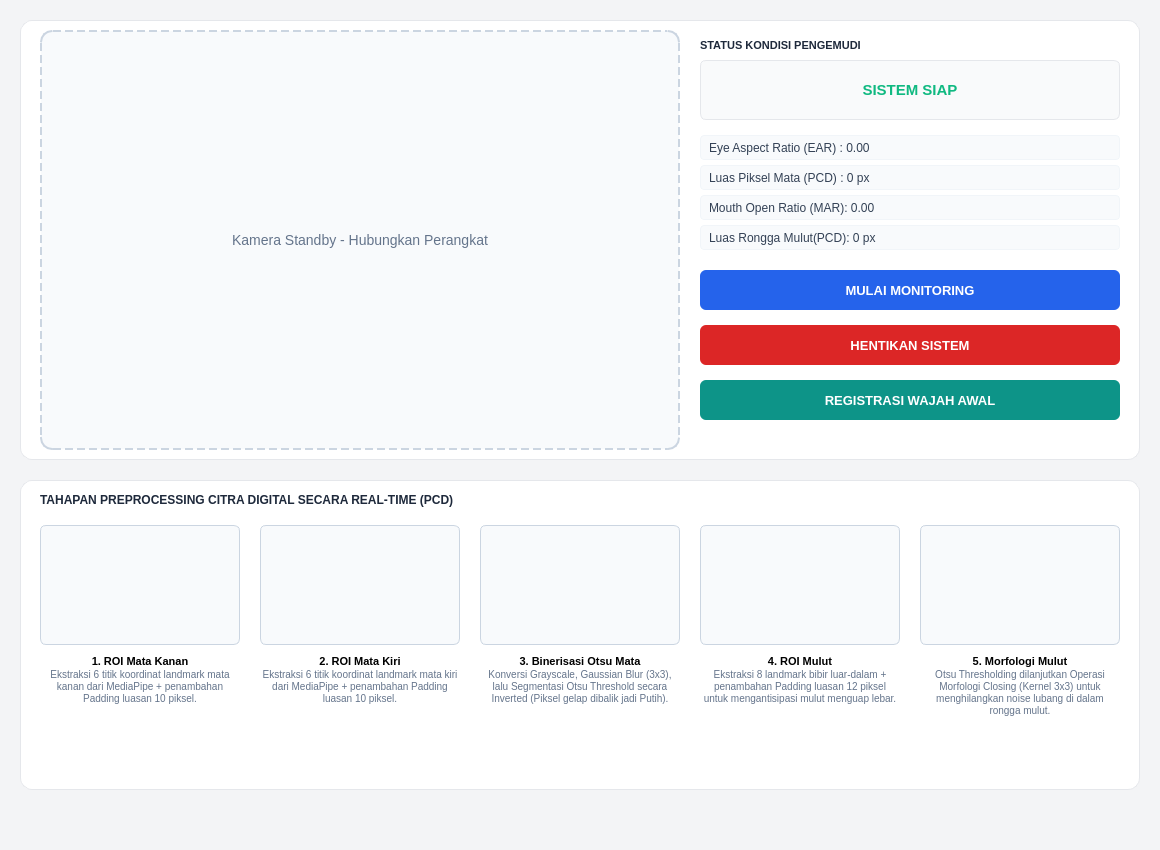
RAMAPUTRA11/pcd_done, file dashboard.ui: the form before one commit.
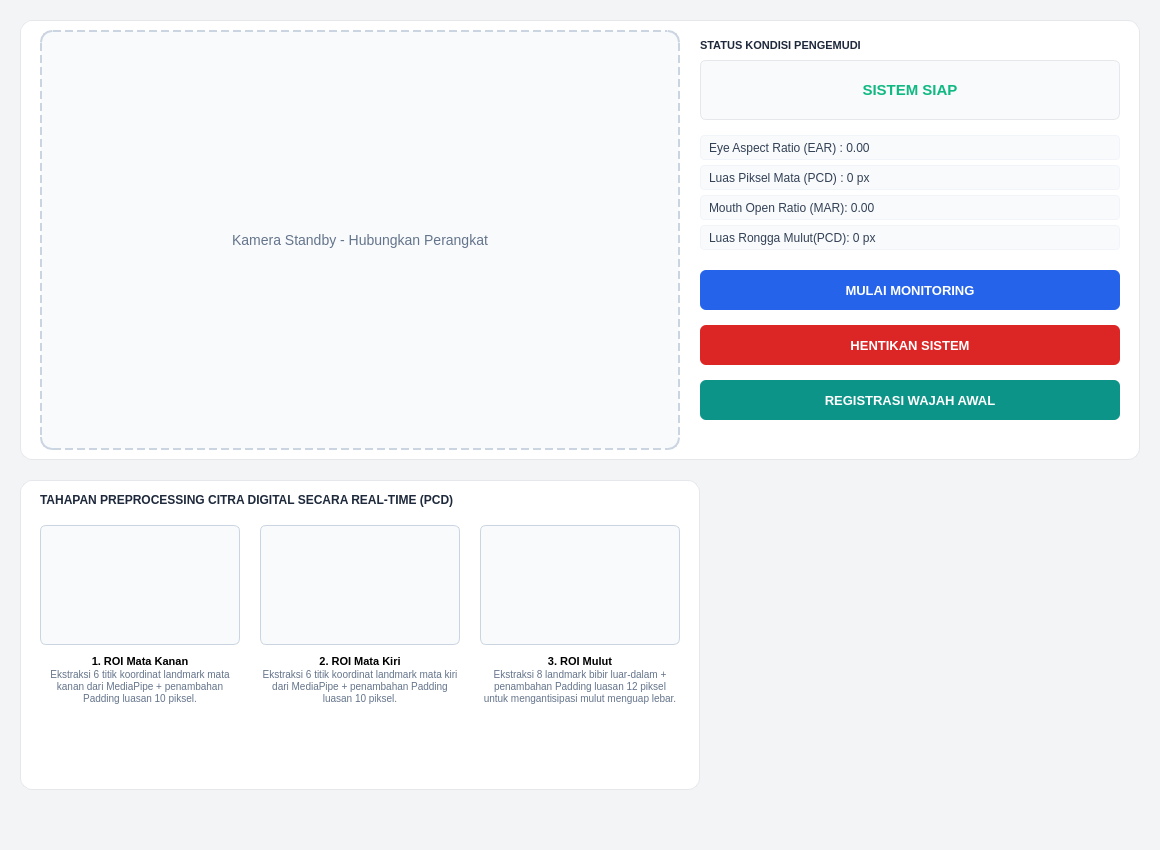
The form after the commit.

Diff of the .ui file:
```diff
--- a/dashboard.ui
+++ b/dashboard.ui
@@ -214,7 +214,7 @@
      <rect>
       <x>20</x>
       <y>480</y>
-      <width>1120</width>
+      <width>680</width>
       <height>310</height>
      </rect>
     </property>
@@ -317,49 +317,10 @@
      </property>
     </widget>
 
-    <widget class="QLabel" name="lblRoiBinary">
-     <property name="geometry">
-      <rect>
-       <x>460</x>
-       <y>45</y>
-       <width>200</width>
-       <height>120</height>
-      </rect>
-     </property>
-     <property name="styleSheet">
-      <string>border: 1px solid #cbd5e1; background-color: #f8fafc; border-radius: 6px;</string>
-     </property>
-     <property name="alignment">
-      <set>Qt::AlignCenter</set>
-     </property>
-    </widget>
-    <widget class="QLabel" name="descPcd3">
-     <property name="geometry">
-      <rect>
-       <x>460</x>
-       <y>175</y>
-       <width>200</width>
-       <height>120</height>
-      </rect>
-     </property>
-     <property name="text">
-      <string>&lt;b&gt;3. Binerisasi Otsu Mata&lt;/b&gt;&lt;br&gt;&lt;span style=&quot;font-size:10px; color:#64748b;&quot;&gt;Konversi Grayscale, Gaussian Blur (3x3), lalu Segmentasi Otsu Threshold secara Inverted (Piksel gelap dibalik jadi Putih).&lt;/span&gt;</string>
-     </property>
-     <property name="alignment">
-      <set>Qt::AlignHCenter|Qt::AlignTop</set>
-     </property>
-     <property name="wordWrap">
-      <bool>true</bool>
-     </property>
-     <property name="styleSheet">
-      <string>border: none; font-size: 11px;</string>
-     </property>
-    </widget>
-
     <widget class="QLabel" name="lblRoiMouthOrig">
      <property name="geometry">
       <rect>
-       <x>680</x>
+       <x>460</x>
        <y>45</y>
        <width>200</width>
        <height>120</height>
@@ -375,53 +336,14 @@
     <widget class="QLabel" name="descPcd4">
      <property name="geometry">
       <rect>
-       <x>680</x>
+       <x>460</x>
        <y>175</y>
        <width>200</width>
        <height>120</height>
       </rect>
      </property>
      <property name="text">
-      <string>&lt;b&gt;4. ROI Mulut&lt;/b&gt;&lt;br&gt;&lt;span style=&quot;font-size:10px; color:#64748b;&quot;&gt;Ekstraksi 8 landmark bibir luar-dalam + penambahan Padding luasan 12 piksel untuk mengantisipasi mulut menguap lebar.&lt;/span&gt;</string>
-     </property>
-     <property name="alignment">
-      <set>Qt::AlignHCenter|Qt::AlignTop</set>
-     </property>
-     <property name="wordWrap">
-      <bool>true</bool>
-     </property>
-     <property name="styleSheet">
-      <string>border: none; font-size: 11px;</string>
-     </property>
-    </widget>
-
-    <widget class="QLabel" name="lblRoiMouthBin">
-     <property name="geometry">
-      <rect>
-       <x>900</x>
-       <y>45</y>
-       <width>200</width>
-       <height>120</height>
-      </rect>
-     </property>
-     <property name="styleSheet">
-      <string>border: 1px solid #cbd5e1; background-color: #f8fafc; border-radius: 6px;</string>
-     </property>
-     <property name="alignment">
-      <set>Qt::AlignCenter</set>
-     </property>
-    </widget>
-    <widget class="QLabel" name="descPcd5">
-     <property name="geometry">
-      <rect>
-       <x>900</x>
-       <y>175</y>
-       <width>200</width>
-       <height>120</height>
-      </rect>
-     </property>
-     <property name="text">
-      <string>&lt;b&gt;5. Morfologi Mulut&lt;/b&gt;&lt;br&gt;&lt;span style=&quot;font-size:10px; color:#64748b;&quot;&gt;Otsu Thresholding dilanjutkan Operasi Morfologi Closing (Kernel 3x3) untuk menghilangkan noise lubang di dalam rongga mulut.&lt;/span&gt;</string>
+      <string>&lt;b&gt;3. ROI Mulut&lt;/b&gt;&lt;br&gt;&lt;span style=&quot;font-size:10px; color:#64748b;&quot;&gt;Ekstraksi 8 landmark bibir luar-dalam + penambahan Padding luasan 12 piksel untuk mengantisipasi mulut menguap lebar.&lt;/span&gt;</string>
      </property>
      <property name="alignment">
       <set>Qt::AlignHCenter|Qt::AlignTop</set>
```
